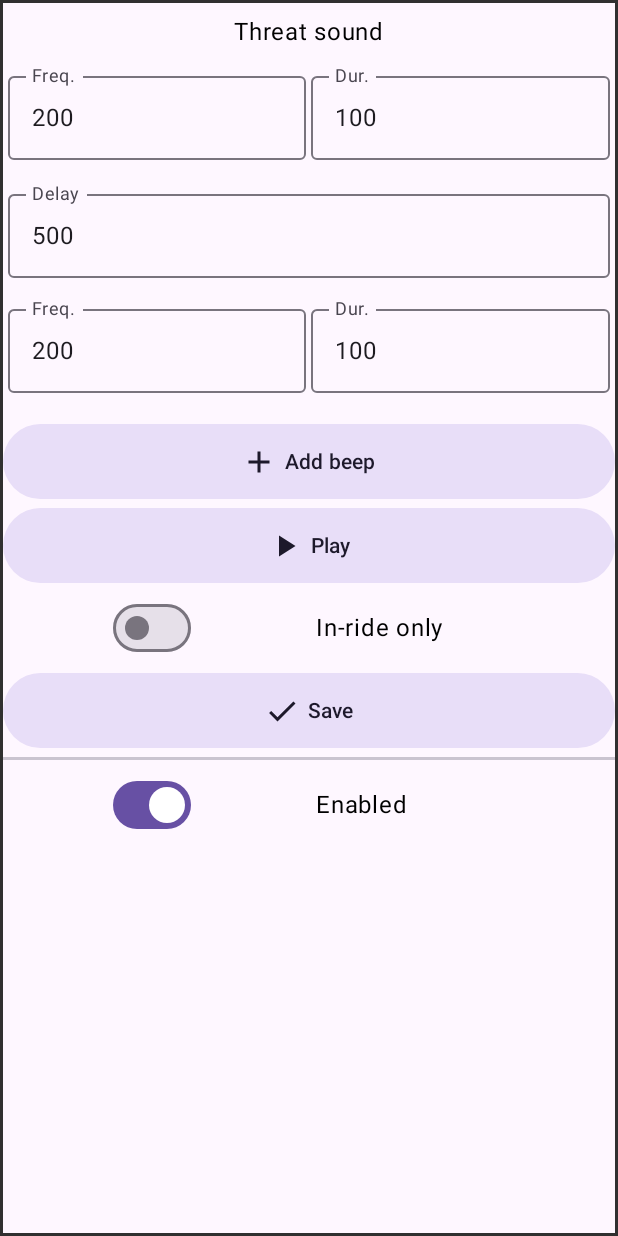
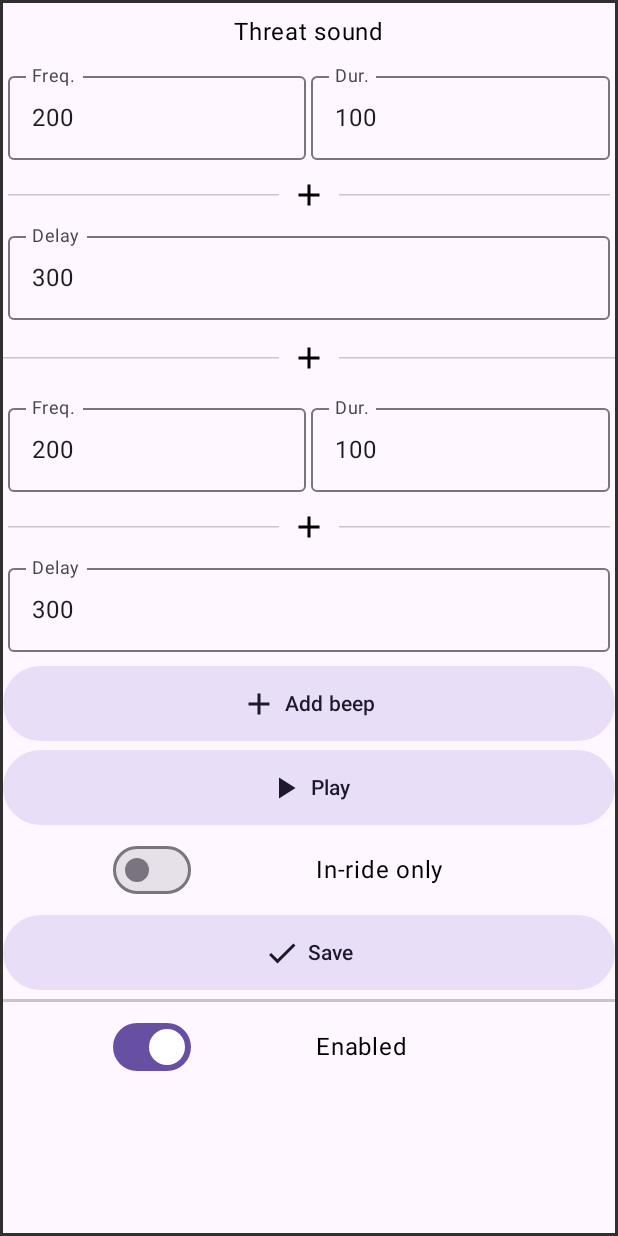
Before and after one commit to itxsvv/kxradar, an Android app built with Jetpack Compose: the screen it shows after launch (MainActivity), after a tap on "Add beep", on a phone screen of 412 x 824 dp. Run offline under Robolectric (Android 15) with nearby library versions, the phone set to English and light mode, and no system bars; libraries missing offline, so code that uses them is left out: io.hammerhead.karooext; 2 statements that could not run were skipped.

Commit message:
componentize the beep fields to improve UX

```diff
--- a/app/src/main/kotlin/org/itxsvv/kxradar/screens/MainScreen.kt
+++ b/app/src/main/kotlin/org/itxsvv/kxradar/screens/MainScreen.kt
@@ -18,6 +18,7 @@
 import androidx.compose.ui.ExperimentalComposeUiApi
 import androidx.compose.ui.Modifier
 import androidx.compose.ui.focus.FocusDirection
+import androidx.compose.ui.focus.FocusManager
 import androidx.compose.ui.focus.onFocusChanged
 import androidx.compose.ui.input.pointer.pointerInput
 import androidx.compose.ui.platform.LocalContext
@@ -29,7 +30,6 @@
 import kotlinx.coroutines.launch
 import org.itxsvv.kxradar.*
 
-@OptIn(ExperimentalComposeUiApi::class)
 @Composable
 fun MainScreen() {
     val pattern = remember { Regex("^\\d*\\d*\$") }
@@ -85,114 +85,40 @@
         Spacer(modifier = Modifier.size(1.dp))
         Text("Threat sound")
         uiThreatLevelPattern.forEachIndexed { index, beepPattern ->
-            Column(
-                modifier = Modifier
-                    .fillMaxWidth()
-                    .padding(3.dp),
-                verticalArrangement = Arrangement.spacedBy(3.dp),
-                horizontalAlignment = Alignment.CenterHorizontally
-            ) {
+            BeepPatternFields(
+                beepPattern = beepPattern,
+                index = index,
+                pattern = pattern,
+                onFreqChange = { newFreq ->
+                    uiThreatLevelPattern = uiThreatLevelPattern.toMutableList().apply {
+                        this[index] = this[index].copy(freq = newFreq)
+                    }
+                },
+                onDurationChange = { newDuration ->
+                    uiThreatLevelPattern = uiThreatLevelPattern.toMutableList().apply {
+                        this[index] = this[index].copy(duration = newDuration)
+                    }
+                },
+                onDelayChange = { newDelay ->
+                    uiThreatLevelPattern = uiThreatLevelPattern.toMutableList().apply {
+                        this[index] = this[index].copy(delay = newDelay)
+                    }
+                },
+                focusManager = focusManager
+            )
+            if (index < uiThreatLevelPattern.size - 1) {
                 Row(
-                    modifier = Modifier.fillMaxWidth(),
+                    modifier = Modifier
+                        .fillMaxWidth()
+                        .padding(vertical = 4.dp),
                     verticalAlignment = Alignment.CenterVertically,
-                    horizontalArrangement = Arrangement.spacedBy(3.dp)
+                    horizontalArrangement = Arrangement.Center
                 ) {
-                    OutlinedTextField(
-                        value = beepPattern.freq.toString(),
-                        keyboardOptions = KeyboardOptions(keyboardType = KeyboardType.Number),
-                        onValueChange = { newText ->
-                            if (!newText.isEmpty() && newText.matches(pattern)) {
-                                uiThreatLevelPattern = uiThreatLevelPattern.toMutableList().apply {
-                                    this[index] = this[index].copy(freq = newText.toInt())
-                                }
-                            }
-                        },
-                        modifier = Modifier
-                            .weight(1f)
-                            .pointerInput(Unit) {
-                                detectTapGestures(
-                                    onDoubleTap = {
-                                        focusManager.clearFocus()
-                                        focusManager.moveFocus(FocusDirection.Enter)
-                                    }
-                                )
-                            },
-                        singleLine = true,
-                        label = { Text(text = "Freq.") }
-                    )
-                    OutlinedTextField(
-                        value = beepPattern.duration.toString(),
-                        keyboardOptions = KeyboardOptions(keyboardType = KeyboardType.Decimal),
-                        onValueChange = { newText ->
-                            if (!newText.isEmpty() && newText.matches(pattern)) {
-                                uiThreatLevelPattern = uiThreatLevelPattern.toMutableList().apply {
-                                    this[index] = this[index].copy(duration = newText.toInt())
-                                }
-                            }
-                        },
-                        modifier = Modifier
-                            .weight(1f)
-                            .pointerInput(Unit) {
-                                detectTapGestures(
-                                    onDoubleTap = {
-                                        focusManager.clearFocus()
-                                        focusManager.moveFocus(FocusDirection.Enter)
-                                    }
-                                )
-                            },
-                        singleLine = true,
-                        label = { Text(text = "Dur.") }
-                    )
-                }
-                Spacer(modifier = Modifier.height(8.dp)) // Separación entre los bloques
-                if (index < uiThreatLevelPattern.size - 1) {
-                    var delayText by remember { mutableStateOf(beepPattern.delay.toString()) }
-                    OutlinedTextField(
-                        value = delayText,
-                        keyboardOptions = KeyboardOptions(
-                            keyboardType = KeyboardType.Number,
-                            imeAction = ImeAction.Done
-                        ),
-                        keyboardActions = KeyboardActions(
-                            onDone = {
-                                if (beepPattern.delay < 300) {
-                                    uiThreatLevelPattern = uiThreatLevelPattern.toMutableList().apply {
-                                        this[index] = this[index].copy(delay = 300)
-                                    }
-                                    delayText = "300"
-                                }
-                                focusManager.clearFocus()
-                            }
-                        ),
-                        onValueChange = { newText ->
-                            if (!newText.isEmpty() && newText.matches(pattern)) {
-                                delayText = newText
-                                uiThreatLevelPattern = uiThreatLevelPattern.toMutableList().apply {
-                                    this[index] = this[index].copy(delay = newText.toInt())
-                                }
-                            }
-                        },
-                        modifier = Modifier
-                            .fillMaxWidth()
-                            .pointerInput(Unit) {
-                                detectTapGestures(
-                                    onDoubleTap = {
-                                        focusManager.clearFocus()
-                                        focusManager.moveFocus(FocusDirection.Enter)
-                                    }
-                                )
-                            }
-                            .onFocusChanged { focusState ->
-                                if (!focusState.isFocused && beepPattern.delay < 300) {
-                                    uiThreatLevelPattern = uiThreatLevelPattern.toMutableList().apply {
-                                        this[index] = this[index].copy(delay = 300)
-                                    }
-                                    delayText = "300"
-                                }
-                            },
-                        singleLine = true,
-                        label = { Text(text = "Delay") }
-                    )
+                    HorizontalDivider(modifier = Modifier.weight(1f))
+                    Spacer(modifier = Modifier.width(8.dp))
+                    Icon(Icons.Default.Add, contentDescription = "Plus")
+                    Spacer(modifier = Modifier.width(8.dp))
+                    HorizontalDivider(modifier = Modifier.weight(1f))
                 }
             }
         }
@@ -208,7 +134,7 @@
                     }
                 }
             ) {
-                Icon(Icons.Default.Add, contentDescription = "")
+                Icon(Icons.Default.Add, contentDescription = "Add beep")
                 Spacer(modifier = Modifier.width(5.dp))
                 Text("Add beep")
             }
@@ -223,7 +149,7 @@
                 }
             }
         ) {
-            Icon(Icons.Default.PlayArrow, contentDescription = "")
+            Icon(Icons.Default.PlayArrow, contentDescription = "Play")
             Spacer(modifier = Modifier.width(5.dp))
             Text("Play")
         }
@@ -246,7 +172,7 @@
                 savedDialogVisible = true
             }
         }) {
-            Icon(Icons.Default.Done, contentDescription = "")
+            Icon(Icons.Default.Done, contentDescription = "Save")
             Spacer(modifier = Modifier.width(5.dp))
             Text("Save")
         }
@@ -278,3 +204,128 @@
         }
     }
 }
+
+@OptIn(ExperimentalComposeUiApi::class)
+@Composable
+fun BeepPatternFields(
+    beepPattern: BeepPattern,
+    index: Int,
+    pattern: Regex,
+    onFreqChange: (Int) -> Unit,
+    onDurationChange: (Int) -> Unit,
+    onDelayChange: (Int) -> Unit,
+    focusManager: FocusManager
+) {
+    Column(
+        modifier = Modifier
+            .fillMaxWidth()
+            .padding(3.dp),
+        verticalArrangement = Arrangement.spacedBy(3.dp),
+        horizontalAlignment = Alignment.CenterHorizontally
+    ) {
+        Row(
+            modifier = Modifier.fillMaxWidth().padding(0.dp, 0.dp, 0.dp, 4.dp),
+            verticalAlignment = Alignment.CenterVertically,
+            horizontalArrangement = Arrangement.spacedBy(3.dp)
+        ) {
+            OutlinedTextField(
+                value = beepPattern.freq.toString(),
+                keyboardOptions = KeyboardOptions(keyboardType = KeyboardType.Number),
+                onValueChange = { newText ->
+                    if (newText.isNotEmpty() && newText.matches(pattern)) {
+                        onFreqChange(newText.toInt())
+                    }
+                },
+                modifier = Modifier
+                    .weight(1f)
+                    .pointerInput(Unit) {
+                        detectTapGestures(
+                            onDoubleTap = {
+                                focusManager.clearFocus()
+                                focusManager.moveFocus(FocusDirection.Enter)
+                            }
+                        )
+                    },
+                singleLine = true,
+                label = { Text(text = "Freq.") }
+            )
+            OutlinedTextField(
+                value = beepPattern.duration.toString(),
+                keyboardOptions = KeyboardOptions(keyboardType = KeyboardType.Decimal),
+                onValueChange = { newText ->
+                    if (newText.isNotEmpty() && newText.matches(pattern)) {
+                        onDurationChange(newText.toInt())
+                    }
+                },
+                modifier = Modifier
+                    .weight(1f)
+                    .pointerInput(Unit) {
+                        detectTapGestures(
+                            onDoubleTap = {
+                                focusManager.clearFocus()
+                                focusManager.moveFocus(FocusDirection.Enter)
+                            }
+                        )
+                    },
+                singleLine = true,
+                label = { Text(text = "Dur.") }
+            )
+        }
+        if (index < 9) {
+            var delayText by remember { mutableStateOf(beepPattern.delay.toString()) }
+            Row(
+                modifier = Modifier
+                    .fillMaxWidth()
+                    .padding(vertical = 4.dp),
+                verticalAlignment = Alignment.CenterVertically,
+                horizontalArrangement = Arrangement.Center
+            ) {
+                HorizontalDivider(modifier = Modifier.weight(1f))
+                Spacer(modifier = Modifier.width(8.dp))
+                Icon(Icons.Default.Add, contentDescription = "Plus")
+                Spacer(modifier = Modifier.width(8.dp))
+                HorizontalDivider(modifier = Modifier.weight(1f))
+            }
+            OutlinedTextField(
+                value = delayText,
+                keyboardOptions = KeyboardOptions(
+                    keyboardType = KeyboardType.Number,
+                    imeAction = ImeAction.Done
+                ),
+                keyboardActions = KeyboardActions(
+                    onDone = {
+                        if (beepPattern.delay < 300) {
+                            onDelayChange(300)
+                            delayText = "300"
+                        }
+                        focusManager.clearFocus()
+                    }
+                ),
+                onValueChange = { newText ->
+                    if (newText.isNotEmpty() && newText.matches(pattern)) {
+                        delayText = newText
+                        onDelayChange(newText.toInt())
+                    }
+                },
+                modifier = Modifier
+                    .fillMaxWidth()
+                    .pointerInput(Unit) {
+                        detectTapGestures(
+                            onDoubleTap = {
+                                focusManager.clearFocus()
+                                focusManager.moveFocus(FocusDirection.Enter)
+                            }
+                        )
+                    }
+                    .onFocusChanged { focusState ->
+                        if (!focusState.isFocused && beepPattern.delay < 300) {
+                            onDelayChange(300)
+                            delayText = "300"
+                        }
+                    },
+                singleLine = true,
+                label = { Text(text = "Delay") }
+            )
+        }
+    }
+}
```
